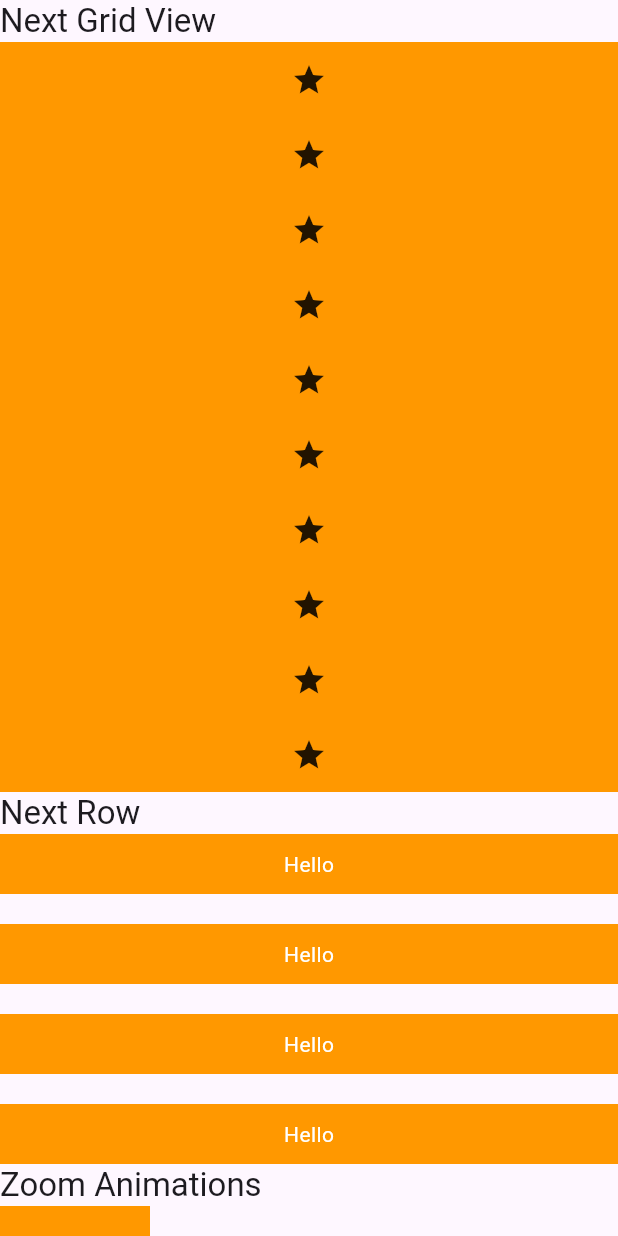
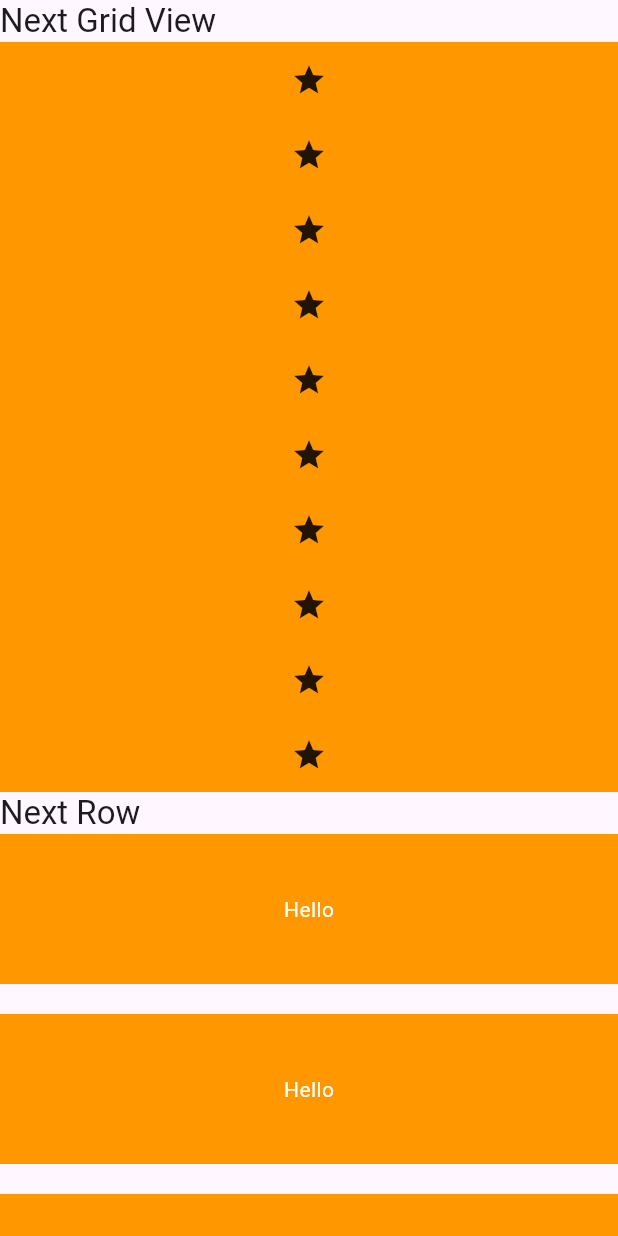
Before and after one commit to shashiben/flutter_next, a Flutter app: the screen it shows after launch, on a phone screen of 412 x 824 dp. Run offline on Flutter 3.47's test engine with Material 3 defaults, Android fonts, the phone set to English and light mode, and no system bars; our stand-ins replace universal_io, visibility_detector; network calls fail.

Commit message:
🐛fixed height of nextrow child

```diff
--- a/lib/views/next_row.dart
+++ b/lib/views/next_row.dart
@@ -124,7 +124,6 @@ class NextRow extends StatelessWidget {
                 (maxWidth / child.length) - spaceToRemove;
             wrapChildrens.add(SizedBox(
               width: subChildSize,
-              height: 40,
               child: subChild.child,
             ));
           }
```
